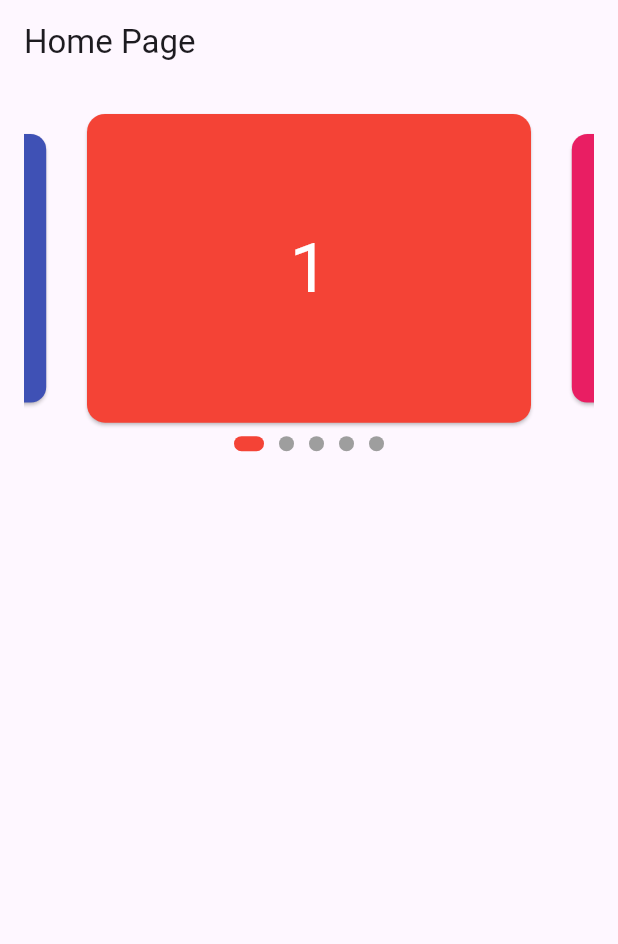
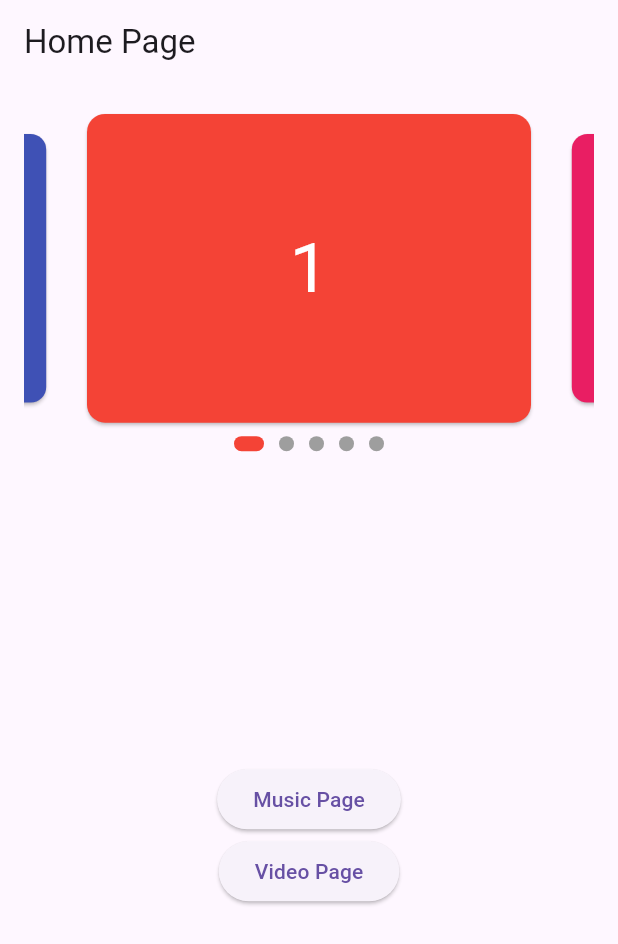
Before and after one commit to IamJayGondaliya/media_player_app_af5_24, a Flutter app: the screen it shows after launch, on a phone screen of 412 x 824 dp. Shown: the top 944 px of the screen. Run offline on Flutter 3.47's test engine with Material 3 defaults, Android fonts, the phone set to English and light mode, and no system bars; drawn by our look-alikes of carousel_slider; our stand-ins replace assets_audio_player, get.

```diff
--- a/lib/main.dart
+++ b/lib/main.dart
@@ -1,6 +1,7 @@
 import 'package:flutter/material.dart';
 import 'package:get/get.dart';
 import 'package:media_player_app/pages/home_page.dart';
+import 'package:media_player_app/pages/music_page.dart';
 
 void main() {
   runApp(
@@ -15,9 +16,20 @@ class MyApp extends StatelessWidget {
   Widget build(BuildContext context) {
     return GetMaterialApp(
       debugShowCheckedModeBanner: false,
-      routes: {
-        '/': (context) => HomePage(),
-      },
+      getPages: [
+        GetPage(
+          name: '/',
+          page: () => const HomePage(),
+        ),
+        GetPage(
+          name: '/music_page',
+          page: () => MusicPage(),
+        ),
+        GetPage(
+          name: '/',
+          page: () => const HomePage(),
+        ),
+      ],
     );
   }
 }
--- a/lib/pages/home_page.dart
+++ b/lib/pages/home_page.dart
@@ -6,13 +6,13 @@ import 'package:get/get.dart';
 import 'package:media_player_app/controllers/slider_controller.dart';
 
 class HomePage extends StatelessWidget {
-  HomePage({super.key});
+  const HomePage({super.key});
 
-  SliderController sliderController = Get.put(
-    SliderController(),
-  );
   @override
   Widget build(BuildContext context) {
+    SliderController sliderController = Get.put(
+      SliderController(),
+    );
     return Scaffold(
       appBar: AppBar(
         title: const Text("Home Page"),
@@ -77,6 +77,20 @@ class HomePage extends StatelessWidget {
                     }),
                   ),
                 ),
+                const Spacer(),
+                ElevatedButton(
+                  onPressed: () {
+                    Get.toNamed(
+                      '/music_page',
+                    );
+                  },
+                  child: const Text("Music Page"),
+                ),
+                ElevatedButton(
+                  onPressed: () {},
+                  child: const Text("Video Page"),
+                ),
+                const Spacer(),
               ],
             );
           },
--- a/pubspec.yaml
+++ b/pubspec.yaml
@@ -68,6 +68,9 @@ flutter:
   #   - images/a_dot_burr.jpeg
   #   - images/a_dot_ham.jpeg
 
+  assets:
+    - lib/assets/audios/
+
   # An image asset can refer to one or more resolution-specific "variants", see
   # https://flutter.dev/to/resolution-aware-images
 
```
Also changed, not shown: lib/controllers/my_audio_controller.dart (added, +31 -0 lines), lib/pages/music_page.dart (+68 -0 lines), 1 other file.
